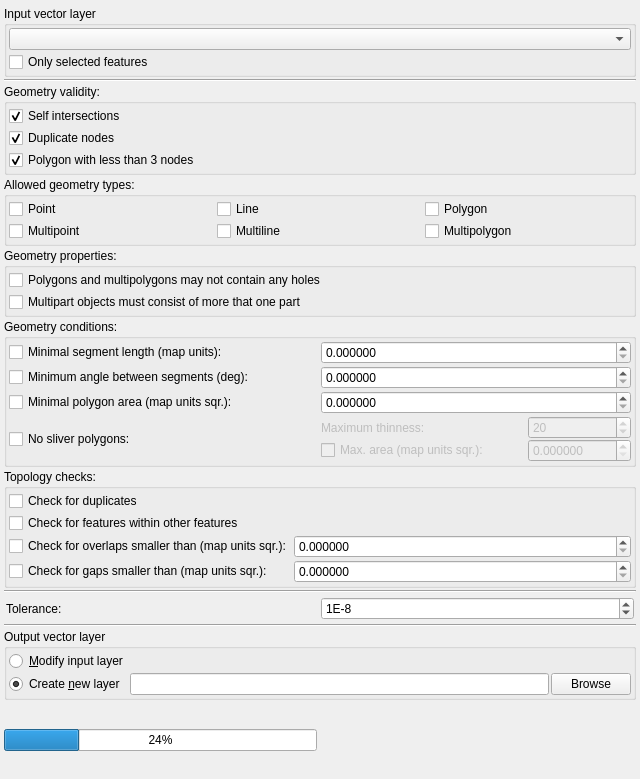
Qt form src/plugins/geometry_checker/ui/qgsgeometrycheckersetuptab.ui (carsmie/QGIS) before a commit.
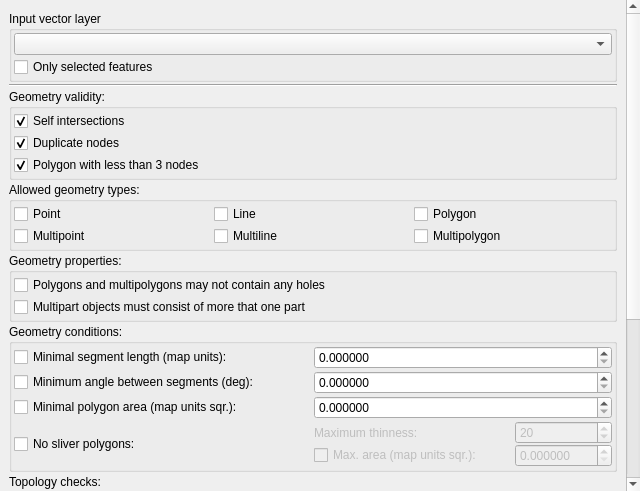
The same form after that commit. Icons and pictures are not drawn.

Commit message: [geometry-checker-gui] add scroll area and save geometry dialog to settings

```diff
--- a/src/plugins/geometry_checker/ui/qgsgeometrycheckersetuptab.ui
+++ b/src/plugins/geometry_checker/ui/qgsgeometrycheckersetuptab.ui
@@ -7,29 +7,38 @@
     <x>0</x>
     <y>0</y>
     <width>640</width>
-    <height>779</height>
+    <height>491</height>
    </rect>
   </property>
   <property name="windowTitle">
    <string>Form</string>
   </property>
-  <layout class="QVBoxLayout" name="verticalLayout_3">
-   <property name="spacing">
-    <number>4</number>
+  <layout class="QGridLayout" name="gridLayout_7">
+   <property name="margin">
+    <number>0</number>
    </property>
-   <property name="leftMargin">
-    <number>4</number>
-   </property>
-   <property name="topMargin">
-    <number>4</number>
-   </property>
-   <property name="rightMargin">
-    <number>4</number>
-   </property>
-   <property name="bottomMargin">
-    <number>4</number>
-   </property>
-   <item>
+   <item row="0" column="0">
+    <widget class="QScrollArea" name="scrollArea">
+     <property name="frameShape">
+      <enum>QFrame::NoFrame</enum>
+     </property>
+     <property name="lineWidth">
+      <number>1</number>
+     </property>
+     <property name="widgetResizable">
+      <bool>true</bool>
+     </property>
+     <widget class="QWidget" name="scrollAreaWidgetContents">
+      <property name="geometry">
+       <rect>
+        <x>0</x>
+        <y>-276</y>
+        <width>625</width>
+        <height>767</height>
+       </rect>
+      </property>
+      <layout class="QGridLayout" name="gridLayout_4">
+       <item row="0" column="0">
     <widget class="QWidget" name="widgetInputs" native="true">
      <layout class="QVBoxLayout" name="verticalLayout_5">
       <property name="spacing">
@@ -649,7 +658,7 @@
      <zorder>line_3</zorder>
     </widget>
    </item>
-   <item>
+       <item row="1" column="0">
     <widget class="QWidget" name="widgetProgress" native="true">
      <layout class="QHBoxLayout" name="horizontalLayout">
       <property name="spacing">
@@ -689,6 +698,10 @@
        </widget>
       </item>
      </layout>
+        </widget>
+       </item>
+      </layout>
+     </widget>
     </widget>
    </item>
   </layout>
```
Left out of the diff: 110 changed lines with no effect on the pictures. Lines whose indentation alone changed are shown as unchanged. The commit also changes 4 other files.
